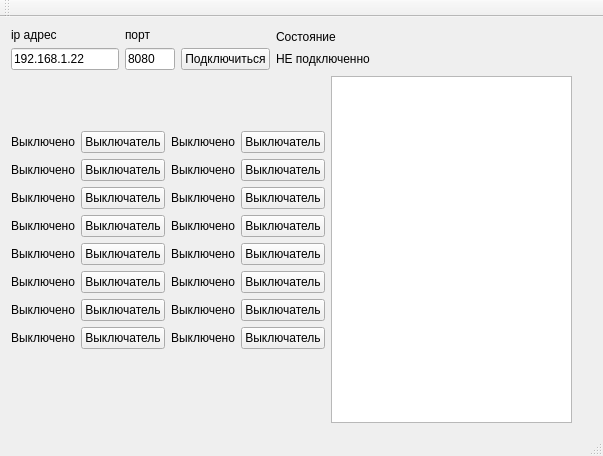
The window that RelayController/mainwindow.ui (temq09/RelayController) describes before a commit, drawn with Qt 5.
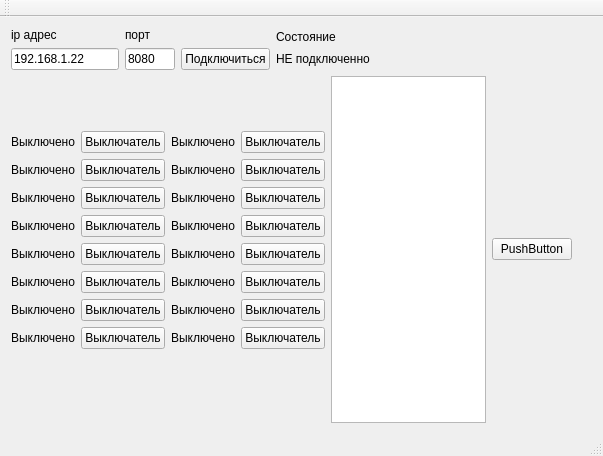
The same window after the commit. Custom widgets are drawn as their Qt base class.

Commit message: Добавлен метод конвертирования информации полученной от контроллера в строку. Ведется работа над парсингом информации от контроллера.

Diff of the .ui file:
```diff
--- a/RelayController/mainwindow.ui
+++ b/RelayController/mainwindow.ui
@@ -709,6 +709,13 @@
           </property>
          </widget>
         </item>
+        <item>
+         <widget class="QPushButton" name="pushButton">
+          <property name="text">
+           <string>PushButton</string>
+          </property>
+         </widget>
+        </item>
         <item>
          <spacer name="verticalSpacer">
           <property name="orientation">
```
The commit also changes 5 other files.
